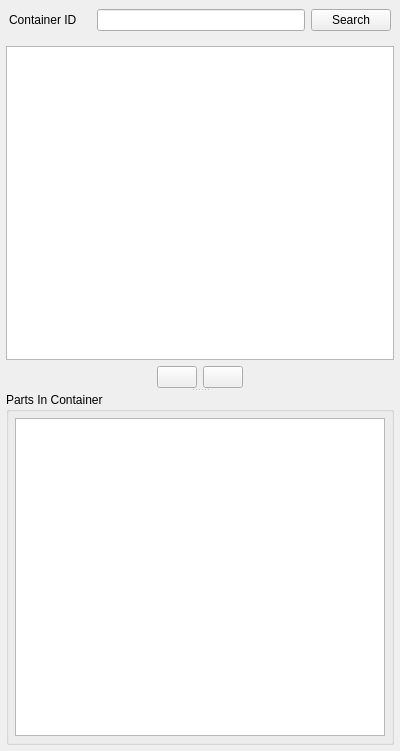
Qt form src/electronicsdb/gui/container/ContainerWidget.ui (alemariusnexus/electronicsdb) before a commit.
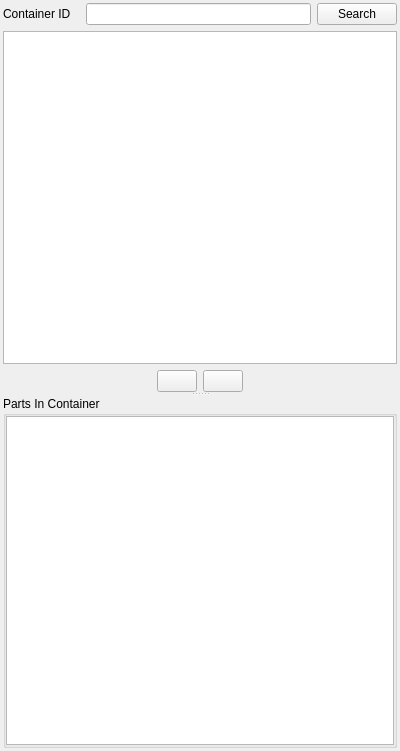
The same form after that commit.

The edit to the form file:
```diff
--- a/src/electronicsdb/gui/container/ContainerWidget.ui
+++ b/src/electronicsdb/gui/container/ContainerWidget.ui
@@ -15,19 +15,19 @@
   </property>
   <layout class="QVBoxLayout" name="verticalLayout" stretch="0,1">
    <property name="spacing">
-    <number>0</number>
+    <number>6</number>
    </property>
    <property name="leftMargin">
-    <number>0</number>
+    <number>3</number>
    </property>
    <property name="topMargin">
-    <number>0</number>
+    <number>3</number>
    </property>
    <property name="rightMargin">
-    <number>0</number>
+    <number>3</number>
    </property>
    <property name="bottomMargin">
-    <number>0</number>
+    <number>3</number>
    </property>
    <item>
     <widget class="QWidget" name="widget" native="true">
@@ -48,7 +48,19 @@
        <widget class="QWidget" name="widget_4" native="true">
         <layout class="QFormLayout" name="formLayout">
          <property name="horizontalSpacing">
-          <number>20</number>
+          <number>15</number>
+         </property>
+         <property name="leftMargin">
+          <number>0</number>
+         </property>
+         <property name="topMargin">
+          <number>0</number>
+         </property>
+         <property name="rightMargin">
+          <number>0</number>
+         </property>
+         <property name="bottomMargin">
+          <number>0</number>
          </property>
          <item row="0" column="0">
           <widget class="QLabel" name="label">
@@ -95,16 +107,16 @@
     <widget class="QWidget" name="widget_7" native="true">
      <layout class="QVBoxLayout" name="verticalLayout_5">
       <property name="leftMargin">
-       <number>6</number>
+       <number>0</number>
       </property>
       <property name="topMargin">
-       <number>6</number>
+       <number>0</number>
       </property>
       <property name="rightMargin">
-       <number>6</number>
+       <number>0</number>
       </property>
       <property name="bottomMargin">
-       <number>6</number>
+       <number>0</number>
       </property>
       <item>
        <widget class="QSplitter" name="splitter">
@@ -202,18 +214,21 @@
          <property name="title">
           <string>Parts In Container</string>
          </property>
+         <property name="flat">
+          <bool>true</bool>
+         </property>
          <layout class="QVBoxLayout" name="verticalLayout_3">
           <property name="leftMargin">
-           <number>6</number>
+           <number>0</number>
           </property>
           <property name="topMargin">
-           <number>6</number>
+           <number>0</number>
           </property>
           <property name="rightMargin">
-           <number>6</number>
+           <number>0</number>
           </property>
           <property name="bottomMargin">
-           <number>6</number>
+           <number>0</number>
           </property>
           <item>
            <widget class="QTableView" name="partTableView"/>
```
